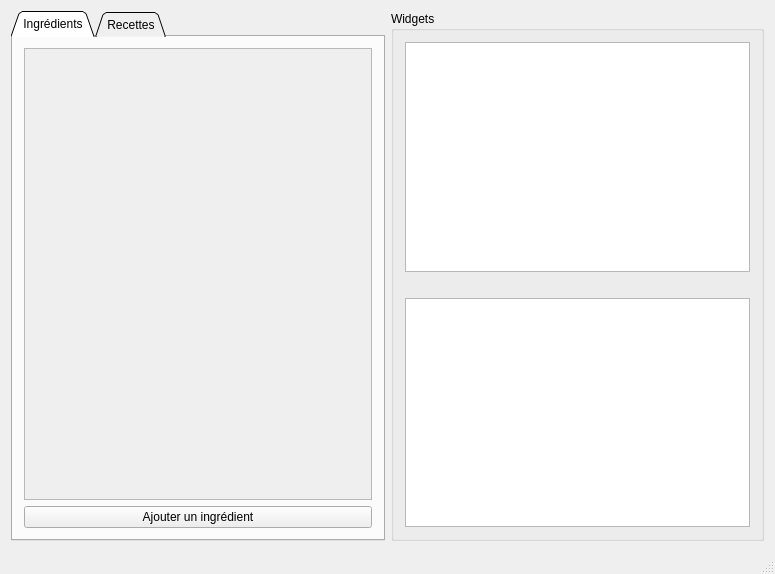
Above: mainwindow.ui from ACoupat/Refrigestion before the change. Below: the same form after it.
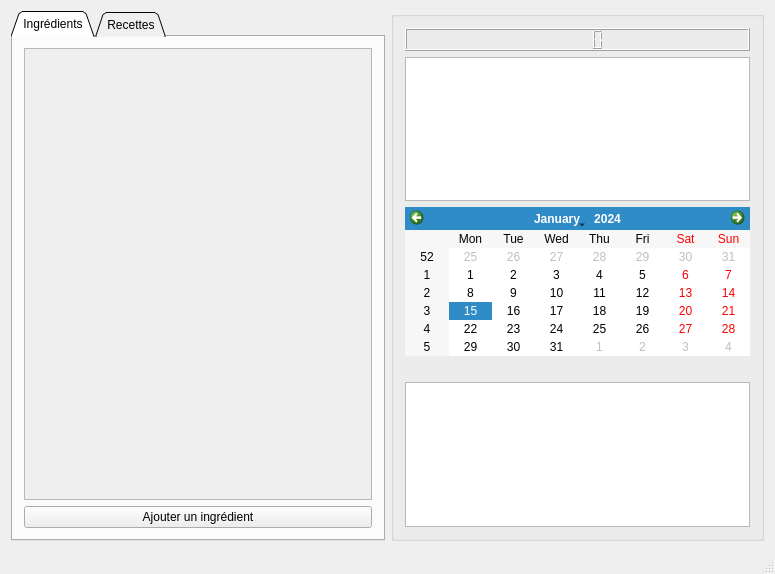
That is the form after the change.

Commit message: Ajout calendrier/liste ingrédients à consommer rapidement/Heure en temps réel

Patch:
```diff
--- a/mainwindow.ui
+++ b/mainwindow.ui
@@ -24,21 +24,31 @@
        <string notr="true"/>
       </property>
       <property name="title">
-       <string>Widgets</string>
+       <string/>
       </property>
       <layout class="QGridLayout" name="gridLayout_5">
-       <item row="1" column="0">
+       <item row="0" column="0">
+        <widget class="QLCDNumber" name="lcdNumberHeure"/>
+       </item>
+       <item row="4" column="0">
         <widget class="QLabel" name="label_Postit">
          <property name="text">
           <string/>
          </property>
         </widget>
        </item>
-       <item row="2" column="0">
+       <item row="5" column="0">
         <widget class="QTextEdit" name="textEdit_Postit"/>
        </item>
-       <item row="0" column="0">
-        <widget class="QListView" name="listViewAlimentDateLimite"/>
+       <item row="2" column="0">
+        <widget class="QListView" name="listViewAlimentDateLimite">
+         <property name="enabled">
+          <bool>true</bool>
+         </property>
+        </widget>
+       </item>
+       <item row="3" column="0">
+        <widget class="QCalendarWidget" name="calendarWidget"/>
        </item>
       </layout>
      </widget>
```
Left out of the diff: 10 changed lines with no effect on the pictures. The commit also changes 4 other files.
